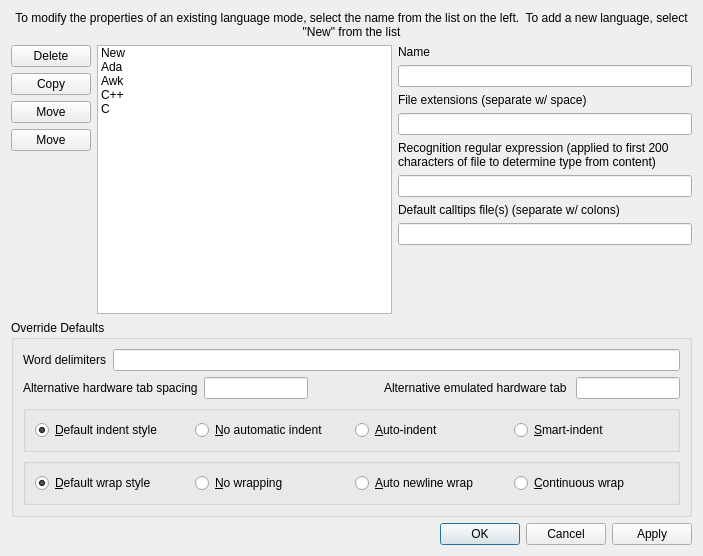
Before: the Qt Designer form source/ui/DialogLanguageModes.ui in eteran/nedit-ng, drawn with Qt 5.
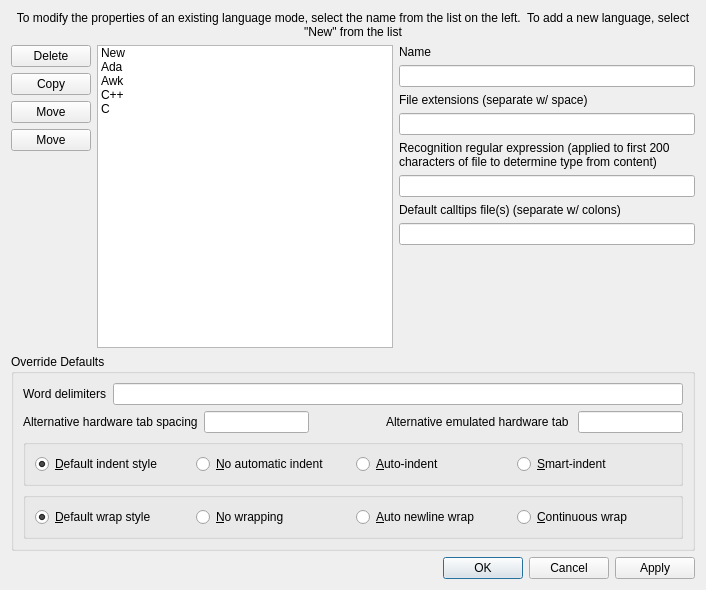
After: the same form once the commit is applied. Icons and pictures are not drawn.

```diff
--- a/source/ui/DialogLanguageModes.ui
+++ b/source/ui/DialogLanguageModes.ui
@@ -6,8 +6,8 @@
    <rect>
     <x>0</x>
     <y>0</y>
-    <width>703</width>
-    <height>556</height>
+    <width>706</width>
+    <height>590</height>
    </rect>
   </property>
   <property name="windowTitle">
```
Left out of the diff: 16 changed lines with no effect on the pictures.
